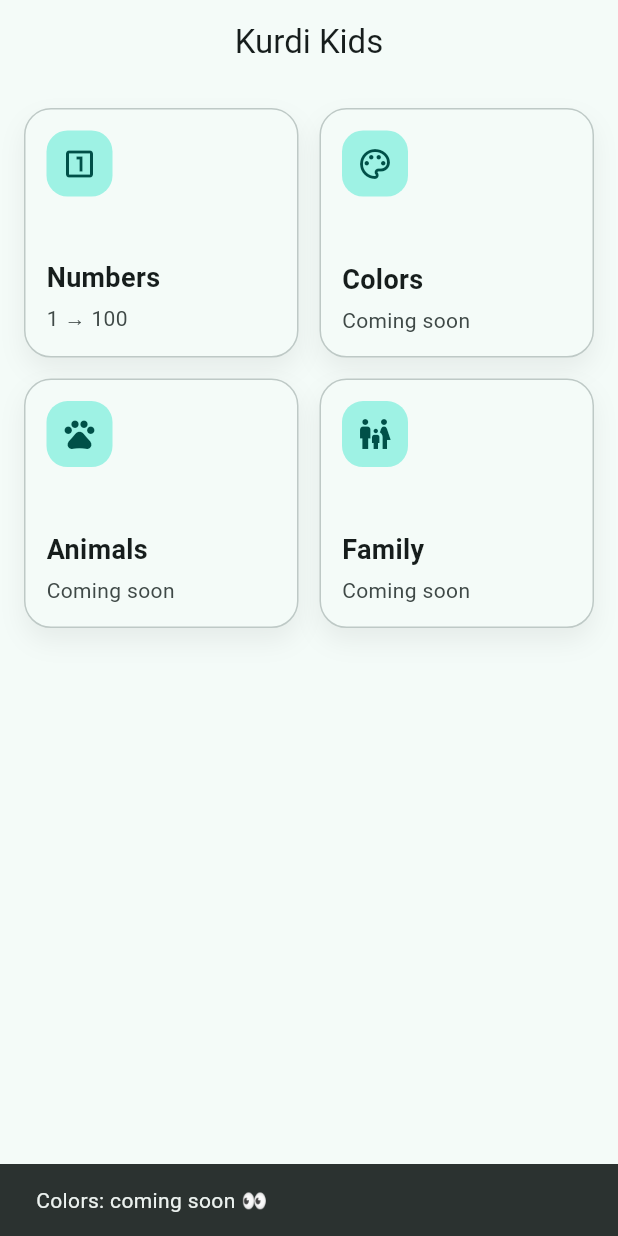
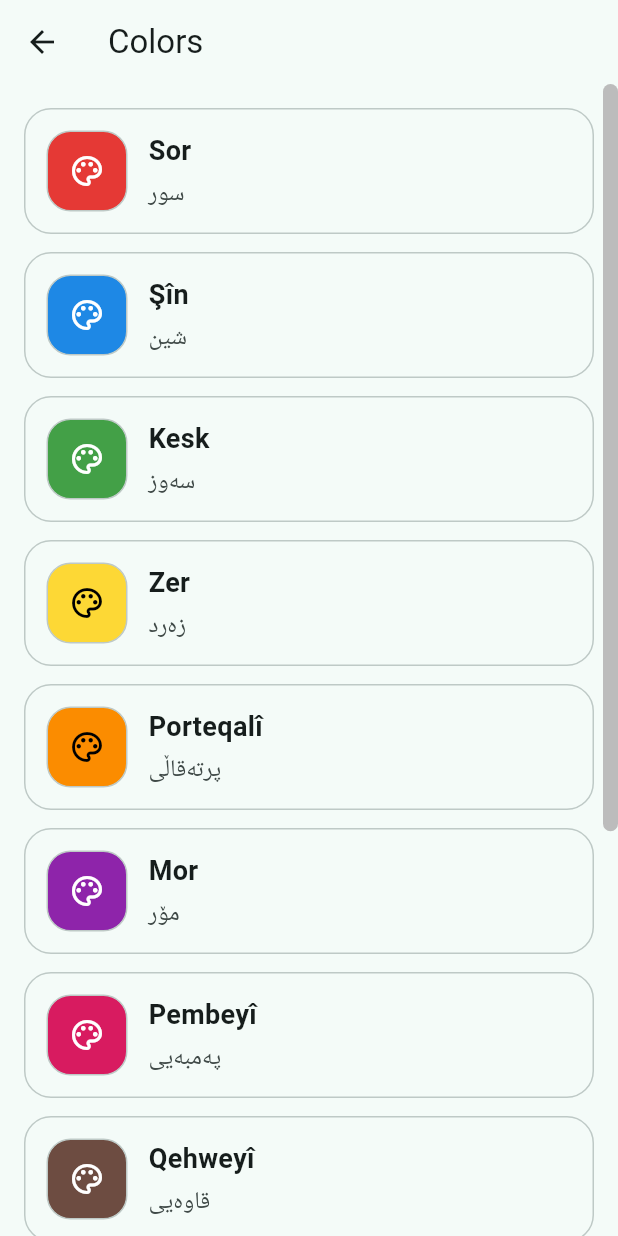
Before and after one commit to Rodi706/kurdi_kid, a Flutter app: the screen it shows after launch, after a tap on "Colors", on a phone screen of 412 x 824 dp. Run offline on Flutter 3.47's test engine with Material 3 defaults, Android fonts, the phone set to English and light mode, and no system bars; our stand-ins replace audioplayers.

Commit message:
Add the color section

```diff
--- /dev/null
+++ b/lib/data/colors_data.dart
@@ -0,0 +1,30 @@
+import 'package:flutter/material.dart';
+
+class ColorItem {
+  final String en;
+  final String kuLatin;   // Kurmanji Latin
+  final String kuArabic;  // Sorani Arabic
+  final Color color;
+
+  const ColorItem({
+    required this.en,
+    required this.kuLatin,
+    required this.kuArabic,
+    required this.color,
+  });
+}
+
+const colorsData = <ColorItem>[
+  ColorItem(en: 'Red',     kuLatin: 'Sor',        kuArabic: 'سور',    color: Color(0xFFE53935)),
+  ColorItem(en: 'Blue',    kuLatin: 'Şîn',        kuArabic: 'شین',    color: Color(0xFF1E88E5)),
+  ColorItem(en: 'Green',   kuLatin: 'Kesk',       kuArabic: 'سەوز',   color: Color(0xFF43A047)),
+  ColorItem(en: 'Yellow',  kuLatin: 'Zer',        kuArabic: 'زەرد',   color: Color(0xFFFDD835)),
+  ColorItem(en: 'Orange',  kuLatin: 'Porteqalî',  kuArabic: 'پرتەقاڵی', color: Color(0xFFFB8C00)),
+  ColorItem(en: 'Purple',  kuLatin: 'Mor',        kuArabic: 'مۆر',    color: Color(0xFF8E24AA)),
+  ColorItem(en: 'Pink',    kuLatin: 'Pembeyî',    kuArabic: 'پەمبەیی', color: Color(0xFFD81B60)),
+  ColorItem(en: 'Brown',   kuLatin: 'Qehweyî',    kuArabic: 'قاوەیی', color: Color(0xFF6D4C41)),
+  ColorItem(en: 'Black',   kuLatin: 'Reş',        kuArabic: 'ڕەش',    color: Color(0xFF212121)),
+  ColorItem(en: 'White',   kuLatin: 'Spî',        kuArabic: 'سپی',    color: Color(0xFFF5F5F5)),
+  ColorItem(en: 'Gray',    kuLatin: 'Boz',        kuArabic: 'بۆز',    color: Color(0xFF9E9E9E)),
+  ColorItem(en: 'Turquoise', kuLatin: 'Fîrûze',   kuArabic: 'فیروزە', color: Color(0xFF26A69A)),
+];
--- a/lib/main.dart
+++ b/lib/main.dart
@@ -1,6 +1,7 @@
 import 'package:flutter/material.dart';
 import 'screens/categories_screen.dart';
 import 'screens/numbers_screen.dart';
+import 'screens/colors_screen.dart';
 
 void main() {
   runApp(const KurdiKidsApp());
@@ -21,6 +22,7 @@ class KurdiKidsApp extends StatelessWidget {
       routes: {
         '/': (_) => const CategoriesScreen(),
         NumbersScreen.routeName: (_) => const NumbersScreen(),
+        ColorsScreen.routeName: (_) => const ColorsScreen(),
       },
       initialRoute: '/',
     );
--- a/lib/screens/categories_screen.dart
+++ b/lib/screens/categories_screen.dart
@@ -1,6 +1,7 @@
 import 'package:flutter/material.dart';
 import '../widgets/category_card.dart';
 import 'numbers_screen.dart';
+import 'colors_screen.dart';
 
 class CategoriesScreen extends StatelessWidget {
   const CategoriesScreen({super.key});
@@ -16,14 +17,11 @@ class CategoriesScreen extends StatelessWidget {
       ),
       CategoryCardData(
         title: 'Colors',
-        subtitle: 'Coming soon',
+        subtitle: 'Learn colors',
         icon: Icons.palette_outlined,
-        onTap: () {
-          ScaffoldMessenger.of(context).showSnackBar(
-            const SnackBar(content: Text('Colors: coming soon 👀')),
-          );
-        },
+        onTap: () => Navigator.pushNamed(context, ColorsScreen.routeName),
       ),
+
       CategoryCardData(
         title: 'Animals',
         subtitle: 'Coming soon',
--- /dev/null
+++ b/lib/screens/colors_screen.dart
@@ -0,0 +1,41 @@
+import 'package:flutter/material.dart';
+import '../data/colors_data.dart';
+import '../widgets/color_tile.dart';
+
+class ColorsScreen extends StatefulWidget {
+  static const routeName = '/colors';
+  const ColorsScreen({super.key});
+
+  @override
+  State<ColorsScreen> createState() => _ColorsScreenState();
+}
+
+class _ColorsScreenState extends State<ColorsScreen> {
+  final ScrollController _controller = ScrollController();
+
+  @override
+  void dispose() {
+    _controller.dispose();
+    super.dispose();
+  }
+
+  @override
+  Widget build(BuildContext context) {
+    return Scaffold(
+      appBar: AppBar(title: const Text('Colors')),
+      body: Scrollbar(
+        controller: _controller,
+        thumbVisibility: true,
+        interactive: true,
+        thickness: 10,
+        radius: const Radius.circular(10),
+        child: ListView.builder(
+          controller: _controller,
+          padding: const EdgeInsets.all(16),
+          itemCount: colorsData.length,
+          itemBuilder: (context, i) => ColorTile(item: colorsData[i]),
+        ),
+      ),
+    );
+  }
+}
--- /dev/null
+++ b/lib/widgets/color_tile.dart
@@ -0,0 +1,70 @@
+import 'package:flutter/material.dart';
+import '../data/colors_data.dart';
+
+class ColorTile extends StatelessWidget {
+  final ColorItem item;
+  const ColorTile({super.key, required this.item});
+
+  @override
+  Widget build(BuildContext context) {
+    final cs = Theme.of(context).colorScheme;
+
+    final isLight = ThemeData.estimateBrightnessForColor(item.color) == Brightness.light;
+    final textOnSwatch = isLight ? Colors.black : Colors.white;
+
+    return Padding(
+      padding: const EdgeInsets.only(bottom: 12),
+      child: InkWell(
+        borderRadius: BorderRadius.circular(18),
+        onTap: () {
+          // لاحقاً: نضيف صوت اسم اللون
+          ScaffoldMessenger.of(context).showSnackBar(
+            SnackBar(content: Text('${item.en} = ${item.kuLatin} / ${item.kuArabic}')),
+          );
+        },
+        child: Ink(
+          decoration: BoxDecoration(
+            borderRadius: BorderRadius.circular(18),
+            color: cs.surface,
+            border: Border.all(color: cs.outlineVariant),
+          ),
+          child: Padding(
+            padding: const EdgeInsets.all(14),
+            child: Row(
+              children: [
+                Container(
+                  width: 54,
+                  height: 54,
+                  decoration: BoxDecoration(
+                    color: item.color,
+                    borderRadius: BorderRadius.circular(16),
+                    border: Border.all(color: cs.outlineVariant),
+                  ),
+                  alignment: Alignment.center,
+                  child: Icon(Icons.palette_outlined, color: textOnSwatch),
+                ),
+                const SizedBox(width: 14),
+                Expanded(
+                  child: Column(
+                    crossAxisAlignment: CrossAxisAlignment.start,
+                    children: [
+                      Text(
+                        item.kuLatin,
+                        style: const TextStyle(fontSize: 18, fontWeight: FontWeight.w700),
+                      ),
+                      const SizedBox(height: 4),
+                      Text(
+                        item.kuArabic,
+                        style: TextStyle(fontSize: 16, color: cs.onSurfaceVariant),
+                      ),
+                    ],
+                  ),
+                ),
+              ],
+            ),
+          ),
+        ),
+      ),
+    );
+  }
+}
```
